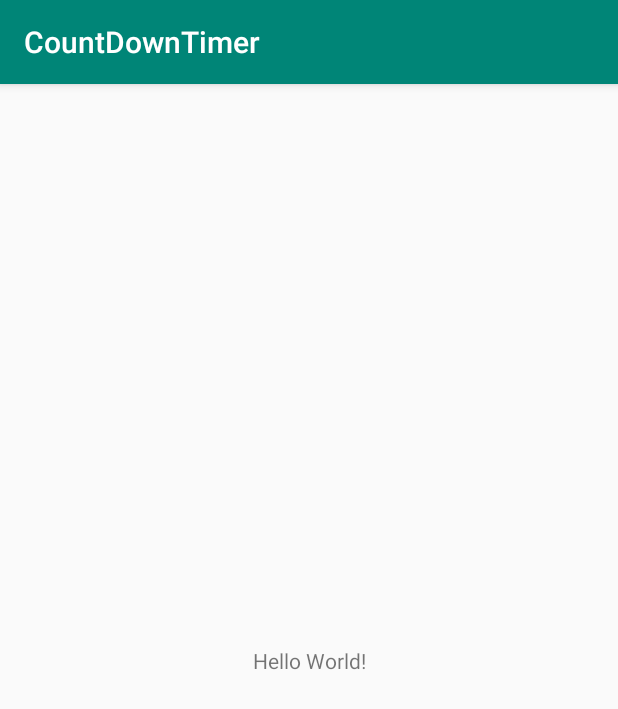
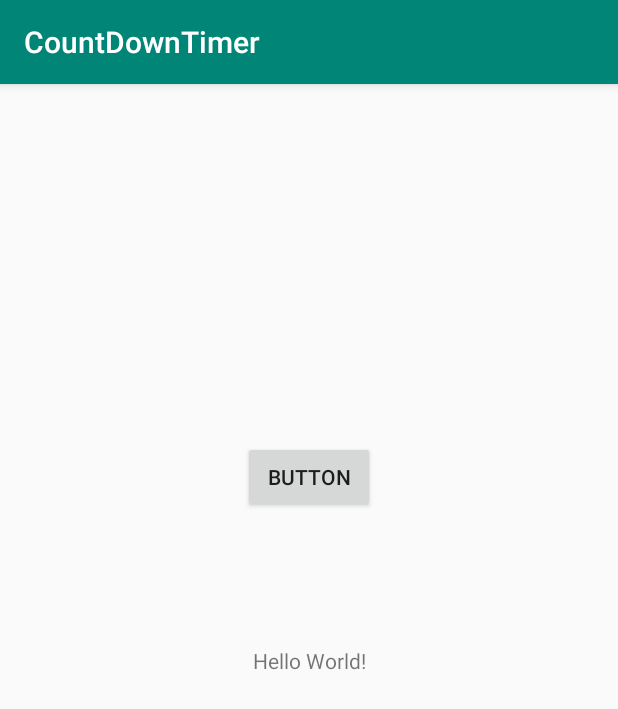
Before and after one commit to isurulakshitha337/CountDownTimer, an Android app: the screen it shows after launch (MainActivity), on a phone screen of 412 x 824 dp. Shown: the top 709 px of the screen. Run offline under Robolectric (Android 15) with nearby library versions, the phone set to English and light mode, and no system bars.

Commit message:
Added a button

```diff
--- a/app/src/main/res/layout/activity_main.xml
+++ b/app/src/main/res/layout/activity_main.xml
@@ -15,4 +15,20 @@
         app:layout_constraintRight_toRightOf="parent"
         app:layout_constraintTop_toTopOf="parent" />
 
+    <Button
+        android:id="@+id/button"
+        android:layout_width="wrap_content"
+        android:layout_height="wrap_content"
+        android:layout_marginStart="161dp"
+        android:layout_marginLeft="161dp"
+        android:layout_marginTop="219dp"
+        android:layout_marginEnd="162dp"
+        android:layout_marginRight="162dp"
+        android:layout_marginBottom="464dp"
+        android:text="Button"
+        app:layout_constraintBottom_toBottomOf="parent"
+        app:layout_constraintEnd_toEndOf="parent"
+        app:layout_constraintStart_toStartOf="parent"
+        app:layout_constraintTop_toTopOf="parent" />
+
 </android.support.constraint.ConstraintLayout>
```
